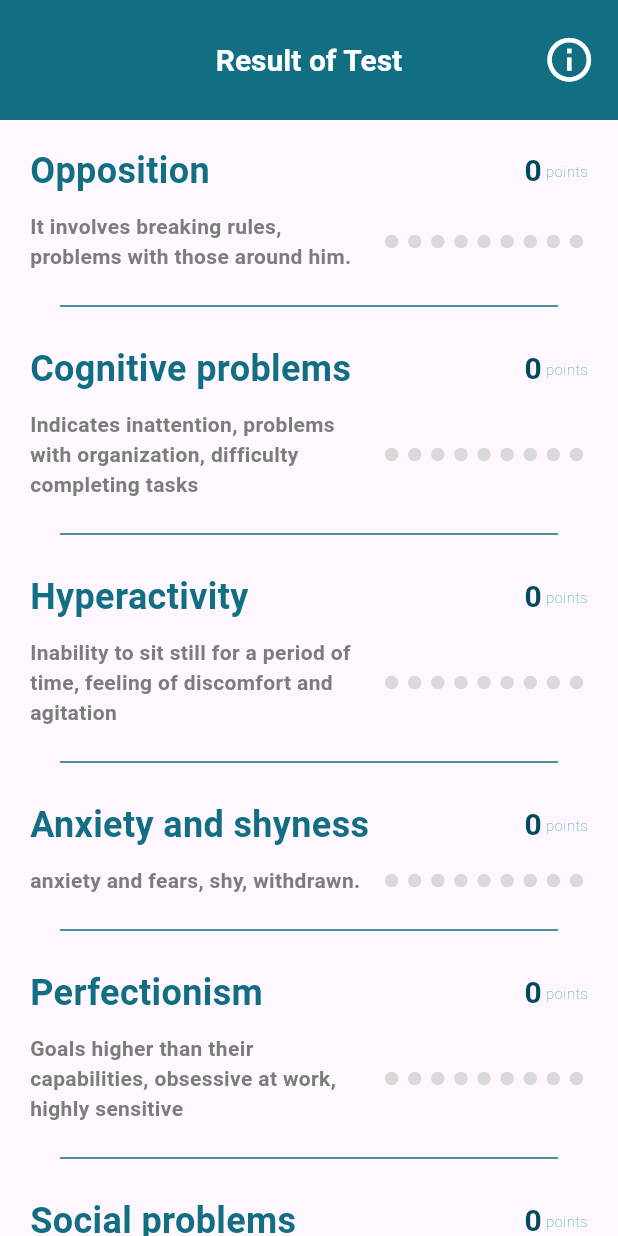
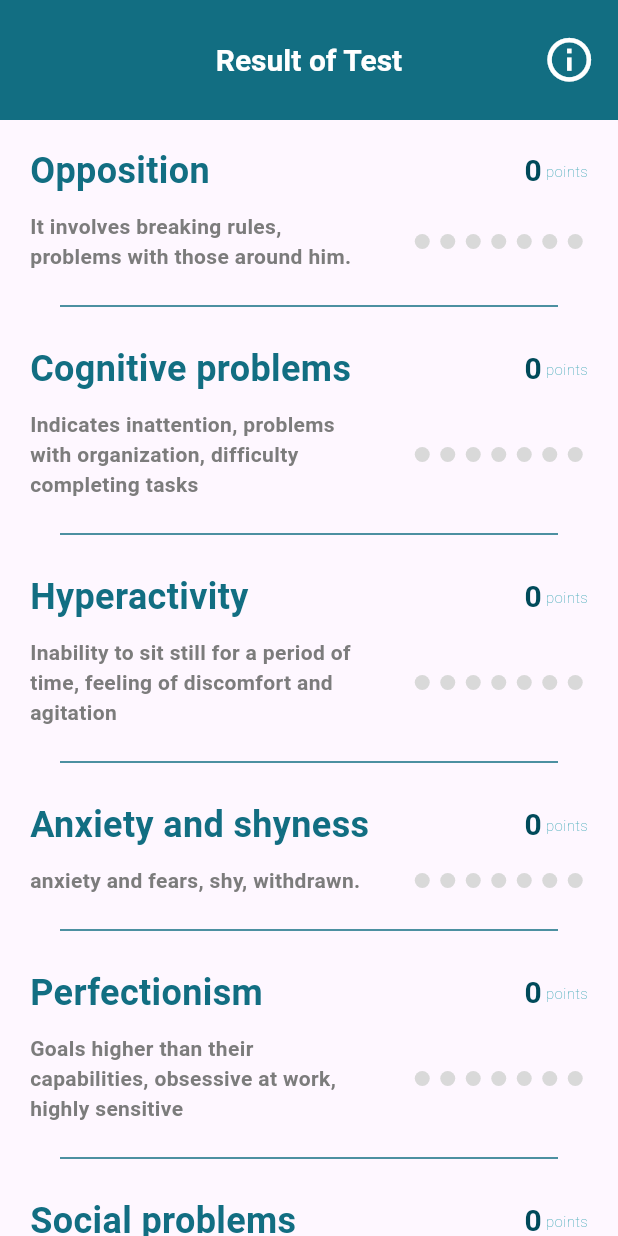
Before and after one commit to Al-Dos024/Neuro-Rush, a Flutter app: the Result screen opened directly with empty values, on a phone screen of 412 x 824 dp. Run offline on Flutter 3.47's test engine with Material 3 defaults, Android fonts, the light colour scheme and no system bars; our stand-ins replace cloud_firestore, firebase_auth, firebase_core, firebase_database, font_awesome_flutter, google_fonts and 2 more; accounts and stored records are empty; Roboto replaces fonts that are missing (Kodchasan).

Commit message:
done with 7 points circle row , and email sent to realtime firebase

```diff
--- a/lib/features/quiz for kid/presentation/widgets/circle_row.dart
+++ b/lib/features/quiz for kid/presentation/widgets/circle_row.dart
@@ -10,13 +10,11 @@ class CircleRow extends StatelessWidget {
     return Row(
       mainAxisAlignment: MainAxisAlignment.center,
       children: <Widget>[
-        Circle(color: score > 0 ? const Color(0xff328D12) : kGraycolor_3),
-        Circle(color: (score >= 30) ? const Color(0xff48D21D) : kGraycolor_3),
+        Circle(color: score > 0 ? const Color(0xff238800) : kGraycolor_3),
+        Circle(color: (score >= 30) ? const Color(0xff49E718) : kGraycolor_3),
         Circle(color: (score >= 35) ? const Color(0xff76E159) : kGraycolor_3),
-        Circle(color: (score >= 40) ? const Color(0xffA4F095) : kGraycolor_3),
-        Circle(color: (score >= 45) ? const Color(0xffDFFF1D) : kGraycolor_3),
-        Circle(color: (score >= 56) ? const Color(0xffFBBAB7) : kGraycolor_3),
-        Circle(color: (score >= 61) ? const Color(0xffF78381) : kGraycolor_3),
+        Circle(color: (score >= 45) ? const Color(0xffDDBD9B) : kGraycolor_3),
+        Circle(color: (score >= 61) ? const Color(0xffFF8A8A) : kGraycolor_3),
         Circle(color: (score >= 66) ? const Color(0xffF34C4B) : kGraycolor_3),
         Circle(color: score > 70 ? const Color(0xffBA0F13) : kGraycolor_3),
       ],
@@ -32,9 +30,9 @@ class Circle extends StatelessWidget {
   @override
   Widget build(BuildContext context) {
     return Container(
-      margin: const EdgeInsets.all(3.2),
-      width: 9.0,
-      height: 9.0,
+      margin: const EdgeInsets.all(3.5),
+      width: 10.0,
+      height: 10.0,
       decoration: BoxDecoration(
         color: color,
         shape: BoxShape.circle,
```
Also changed, not shown: lib/features/authorization/presentation/sign_in/screens/sign_in_view.dart (+4 -4 lines), lib/features/authorization/presentation/sign_up/screens/sign_up_view.dart (+11 -7 lines), lib/features/quiz for kid/presentation/screens/result.dart (+9 -11 lines), lib/main.dart (+13 -11 lines).
